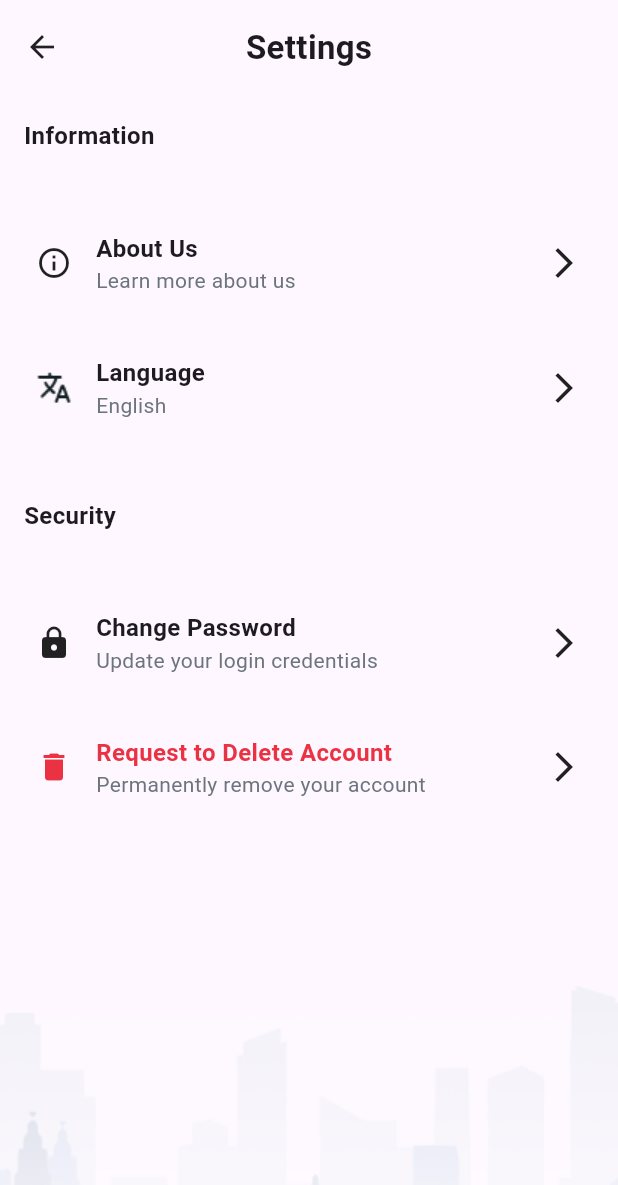
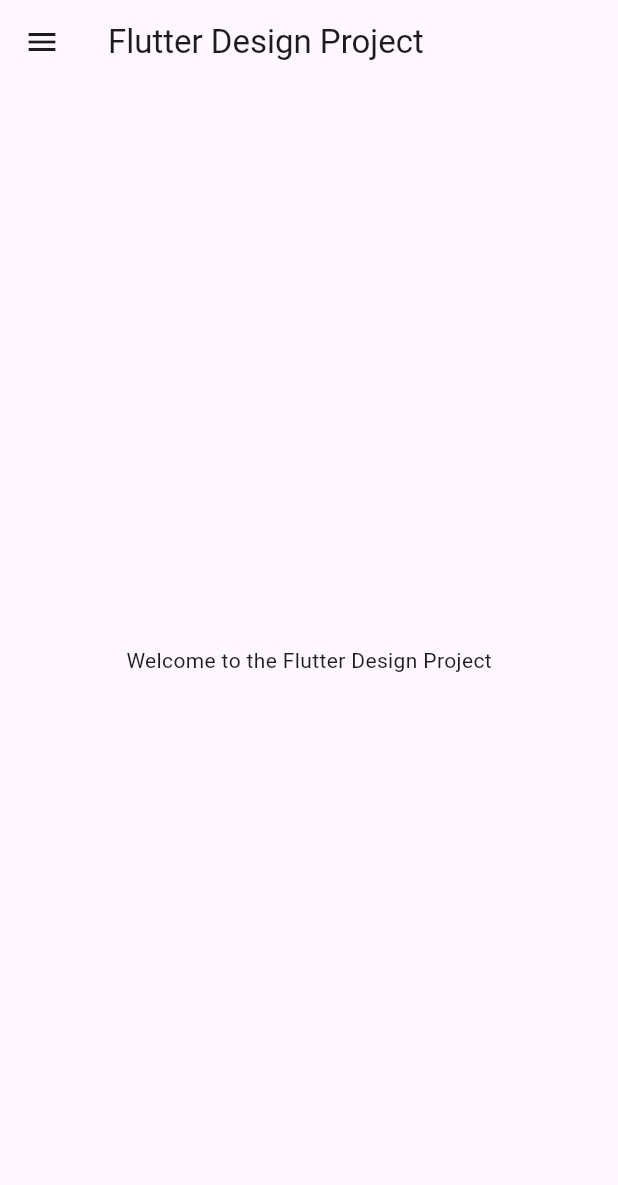
Before and after one commit to Nadun24/flutter-design-project, a Flutter app: the screen it shows after launch, on a phone screen of 412 x 824 dp. Shown: the top 1185 px of the screen. Run offline on Flutter 3.47's test engine with Material 3 defaults, Android fonts, the phone set to English and light mode, and no system bars.

Commit message:
add navigate  function

```diff
--- a/design_project/lib/Pages/design1.dart
+++ b/design_project/lib/Pages/design1.dart
@@ -13,9 +13,9 @@ class Design1 extends StatelessWidget {
             crossAxisAlignment: CrossAxisAlignment.start,
             children: [
               //app bar design
-              Padding(
-                padding: const EdgeInsets.all(16.0),
-                child: const Row(
+              const Padding(
+                padding:  EdgeInsets.all(16.0),
+                child:  Row(
                   mainAxisAlignment: MainAxisAlignment.spaceBetween,
                   children: [
                     Column(
@@ -44,9 +44,9 @@ class Design1 extends StatelessWidget {
               ),
 
               //design body content
-              Padding(
-                padding: const EdgeInsets.all(16.0),
-                child: const Text(
+              const Padding(
+                padding:  EdgeInsets.all(16.0),
+                child:  Text(
                   "Information",
                   style: TextStyle(
                     fontSize: 16,
@@ -56,7 +56,7 @@ class Design1 extends StatelessWidget {
               ),
               const SizedBox(height: 32),
               const Padding(
-                padding: const EdgeInsets.symmetric(horizontal: 24, vertical: 4),
+                padding:  EdgeInsets.symmetric(horizontal: 24, vertical: 4),
                 child: Row(
                   mainAxisAlignment: MainAxisAlignment.spaceBetween,
                   children: [
@@ -117,9 +117,9 @@ class Design1 extends StatelessWidget {
                 ),
               ),
               const SizedBox(height: 32),
-              Padding(
-                padding: const EdgeInsets.all(16.0),
-                child: const Text(
+              const Padding(
+                padding:  EdgeInsets.all(16.0),
+                child:  Text(
                   "Security",
                   style: TextStyle(
                     fontSize: 16,
@@ -160,7 +160,7 @@ class Design1 extends StatelessWidget {
               ),
               const SizedBox(height: 32),
               const Padding(
-                padding: const EdgeInsets.symmetric(horizontal: 24, vertical: 4),
+                padding:  EdgeInsets.symmetric(horizontal: 24, vertical: 4),
                 child: Row(
                   mainAxisAlignment: MainAxisAlignment.spaceBetween,
                   children: [
--- a/design_project/lib/main.dart
+++ b/design_project/lib/main.dart
@@ -1,38 +1,77 @@
-import 'package:design_project/Pages/Design1.dart';
+import 'package:design_project/Pages/design1.dart';
+import 'package:design_project/Pages/design2.dart';
+import 'package:design_project/Pages/design3.dart';
 import 'package:flutter/material.dart';
 
+
 void main() {
-  runApp(const MyApp());
+  runApp(MyApp());
 }
 
 class MyApp extends StatelessWidget {
-  const MyApp({super.key});
-
-  // This widget is the root of your application.
   @override
   Widget build(BuildContext context) {
     return MaterialApp(
       debugShowCheckedModeBanner: false,
       title: 'Flutter Design Project',
       theme: ThemeData(
-        // This is the theme of your application.
-        //
-        // TRY THIS: Try running your application with "flutter run". You'll see
-        // the application has a purple toolbar. Then, without quitting the app,
-        // try changing the seedColor in the colorScheme below to Colors.green
-        // and then invoke "hot reload" (save your changes or press the "hot
-        // reload" button in a Flutter-supported IDE, or press "r" if you used
-        // the command line to start the app).
-        //
-        // Notice that the counter didn't reset back to zero; the application
-        // state is not lost during the reload. To reset the state, use hot
-        // restart instead.
-        //
-        // This works for code too, not just values: Most code changes can be
-        // tested with just a hot reload.
-
+        primarySwatch: Colors.blue,
       ),
-      home:  Design1(),
+      home: HomePage(),
     );
   }
 }
+
+class HomePage extends StatelessWidget {
+  @override
+  Widget build(BuildContext context) {
+    return Scaffold(
+      appBar: AppBar(
+        title: const Text('Flutter Design Project'),
+      ),
+      drawer: Drawer(
+        child: ListView(
+          padding: EdgeInsets.zero,
+          children: <Widget>[
+            const DrawerHeader(
+              child: Text('Menu'),
+              decoration: BoxDecoration(
+                color: Colors.blue,
+              ),
+            ),
+            ListTile(
+              title: Text('Design 1'),
+              onTap: () {
+                Navigator.push(
+                  context,
+                  MaterialPageRoute(builder: (context) => Design1()),
+                );
+              },
+            ),
+            ListTile(
+              title: const Text('Design 2'),
+              onTap: () {
+                Navigator.push(
+                  context,
+                  MaterialPageRoute(builder: (context) => Design2()),
+                );
+              },
+            ),
+            ListTile(
+              title: const Text('Design 3'),
+              onTap: () {
+                Navigator.push(
+                  context,
+                  MaterialPageRoute(builder: (context) => Design3()),
+                );
+              },
+            ),
+          ],
+        ),
+      ),
+      body: const Center(
+        child: Text('Welcome to the Flutter Design Project'),
+      ),
+    );
+  }
+}
```
